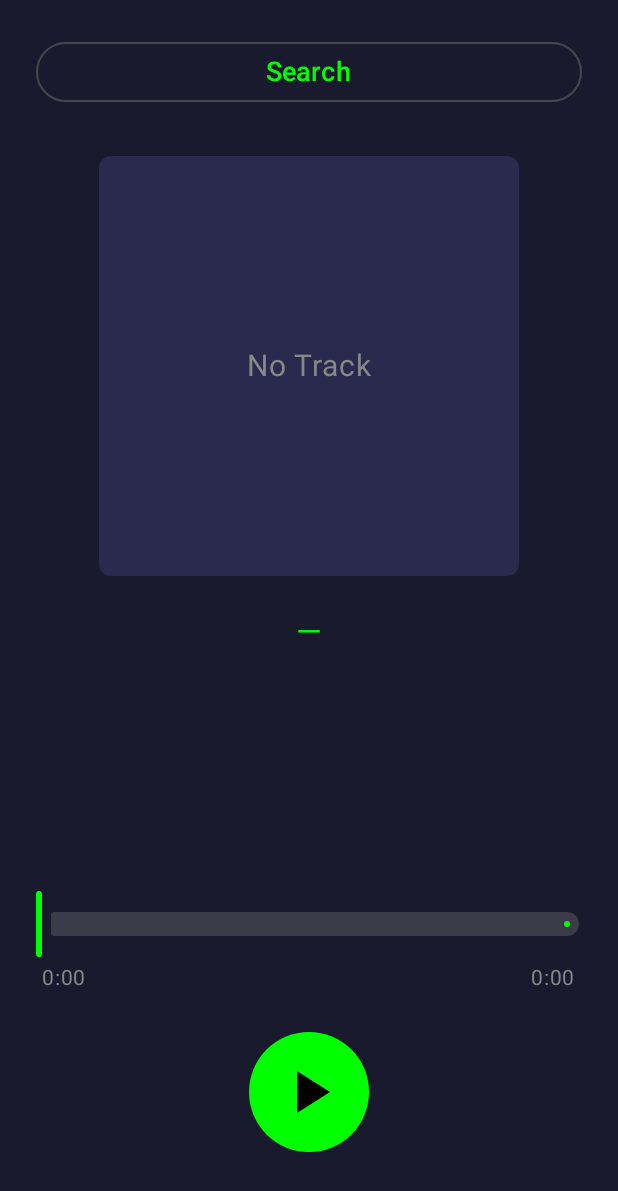
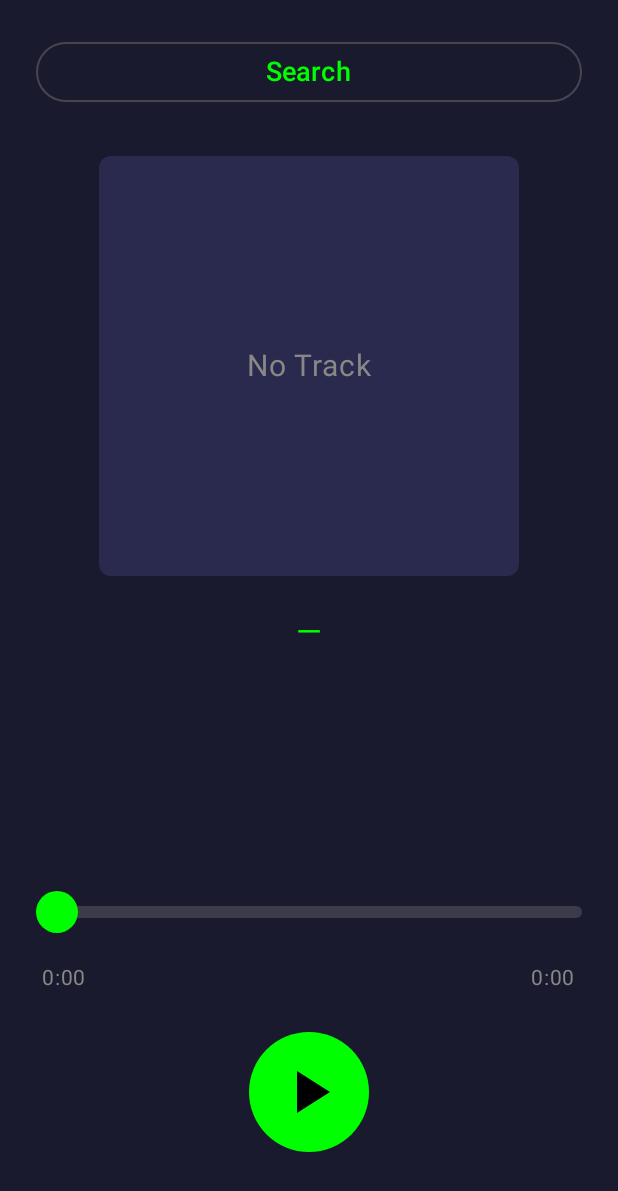
Before and after one commit to romeodiaz/droidamp, an Android app built with Jetpack Compose: the screen it shows after launch (MainActivity), on a phone screen of 412 x 824 dp. Shown: the top 1191 px of the screen. Run offline under Robolectric (Android 15) with nearby library versions, the phone set to English and light mode, and no system bars; libraries missing offline, so code that uses them is left out: com.jakewharton.retrofit2; pictures from the network do not load; 1 statement that could not run was skipped.

Commit message:
fixing timeline sliding bugginess

```diff
--- a/android/app/src/main/java/com/droidamp/ui/components/ProgressBar.kt
+++ b/android/app/src/main/java/com/droidamp/ui/components/ProgressBar.kt
@@ -1,23 +1,37 @@
 package com.droidamp.ui.components
 
+import androidx.compose.foundation.background
+import androidx.compose.foundation.gestures.detectHorizontalDragGestures
 import androidx.compose.foundation.layout.Arrangement
+import androidx.compose.foundation.layout.Box
 import androidx.compose.foundation.layout.Column
 import androidx.compose.foundation.layout.Row
 import androidx.compose.foundation.layout.fillMaxWidth
+import androidx.compose.foundation.layout.height
+import androidx.compose.foundation.layout.offset
 import androidx.compose.foundation.layout.padding
-import androidx.compose.material3.Slider
-import androidx.compose.material3.SliderDefaults
+import androidx.compose.foundation.layout.size
+import androidx.compose.foundation.shape.CircleShape
+import androidx.compose.foundation.shape.RoundedCornerShape
 import androidx.compose.material3.Text
 import androidx.compose.runtime.Composable
 import androidx.compose.runtime.getValue
 import androidx.compose.runtime.mutableFloatStateOf
+import androidx.compose.runtime.mutableStateOf
 import androidx.compose.runtime.remember
+import androidx.compose.runtime.rememberUpdatedState
 import androidx.compose.runtime.setValue
+import androidx.compose.ui.Alignment
 import androidx.compose.ui.Modifier
 import androidx.compose.ui.graphics.Color
+import androidx.compose.ui.input.pointer.pointerInput
+import androidx.compose.ui.layout.onSizeChanged
+import androidx.compose.ui.platform.LocalDensity
+import androidx.compose.ui.unit.IntOffset
 import androidx.compose.ui.unit.dp
 import androidx.compose.ui.unit.sp
 import com.droidamp.ui.theme.AmpGreen
+import kotlin.math.roundToInt
 
 @Composable
 fun ProgressBar(
@@ -26,33 +40,77 @@ fun ProgressBar(
     onSeek: (Long) -> Unit,
     modifier: Modifier = Modifier,
 ) {
-    var sliderPosition by remember { mutableFloatStateOf(0f) }
-    var isDragging by remember { mutableFloatStateOf(-1f) }
+    val currentOnSeek by rememberUpdatedState(onSeek)
+    val currentDurationMs by rememberUpdatedState(durationMs)
 
-    val displayPosition = if (isDragging >= 0f) isDragging else {
-        if (durationMs > 0) positionMs.toFloat() / durationMs else 0f
-    }
+    var isDragging by remember { mutableStateOf(false) }
+    var dragPosition by remember { mutableFloatStateOf(0f) }
+    var trackWidth by remember { mutableFloatStateOf(0f) }
+
+    val actualPosition = if (durationMs > 0) positionMs.toFloat() / durationMs else 0f
+    val displayPosition = if (isDragging) dragPosition else actualPosition
+    val displayTimeMs = if (isDragging) (dragPosition * durationMs).toLong() else positionMs
+
+    val thumbSize = 28.dp
+    val thumbSizePx = with(LocalDensity.current) { thumbSize.toPx() }
+    val trackHeight = 8.dp
 
     Column(modifier = modifier.fillMaxWidth()) {
-        Slider(
-            value = displayPosition,
-            onValueChange = { newValue ->
-                isDragging = newValue
-                sliderPosition = newValue
-            },
-            onValueChangeFinished = {
-                if (durationMs > 0 && isDragging >= 0f) {
-                    onSeek((sliderPosition * durationMs).toLong())
-                }
-                isDragging = -1f
-            },
-            colors = SliderDefaults.colors(
-                thumbColor = AmpGreen,
-                activeTrackColor = AmpGreen,
-                inactiveTrackColor = Color.Gray.copy(alpha = 0.3f),
-            ),
-            modifier = Modifier.fillMaxWidth(),
-        )
+        Box(
+            modifier = Modifier
+                .fillMaxWidth()
+                .height(64.dp)
+                .onSizeChanged { trackWidth = it.width.toFloat() }
+                .pointerInput(Unit) {
+                    detectHorizontalDragGestures(
+                        onDragStart = { offset ->
+                            isDragging = true
+                            dragPosition = (offset.x / trackWidth).coerceIn(0f, 1f)
+                        },
+                        onDragEnd = {
+                            if (currentDurationMs > 0) {
+                                currentOnSeek((dragPosition * currentDurationMs).toLong())
+                            }
+                            isDragging = false
+                        },
+                        onDragCancel = {
+                            isDragging = false
+                        },
+                        onHorizontalDrag = { _, dragAmount ->
+                            val delta = dragAmount / trackWidth
+                            dragPosition = (dragPosition + delta).coerceIn(0f, 1f)
+                        }
+                    )
+                },
+            contentAlignment = Alignment.CenterStart
+        ) {
+            // Track background
+            Box(
+                modifier = Modifier
+                    .fillMaxWidth()
+                    .height(trackHeight)
+                    .background(Color.Gray.copy(alpha = 0.3f), RoundedCornerShape(4.dp))
+            )
+
+            // Track progress
+            Box(
+                modifier = Modifier
+                    .fillMaxWidth(displayPosition)
+                    .height(trackHeight)
+                    .background(AmpGreen, RoundedCornerShape(4.dp))
+            )
+
+            // Thumb
+            Box(
+                modifier = Modifier
+                    .offset {
+                        val x = (displayPosition * (trackWidth - thumbSizePx)).roundToInt()
+                        IntOffset(x, 0)
+                    }
+                    .size(thumbSize)
+                    .background(AmpGreen, CircleShape)
+            )
+        }
 
         Row(
             modifier = Modifier
@@ -61,8 +119,8 @@ fun ProgressBar(
             horizontalArrangement = Arrangement.SpaceBetween,
         ) {
             Text(
-                text = formatTime(positionMs),
-                color = Color.Gray,
+                text = formatTime(displayTimeMs),
+                color = if (isDragging) AmpGreen else Color.Gray,
                 fontSize = 14.sp,
             )
             Text(
```
Also changed, not shown: 1 other file.
